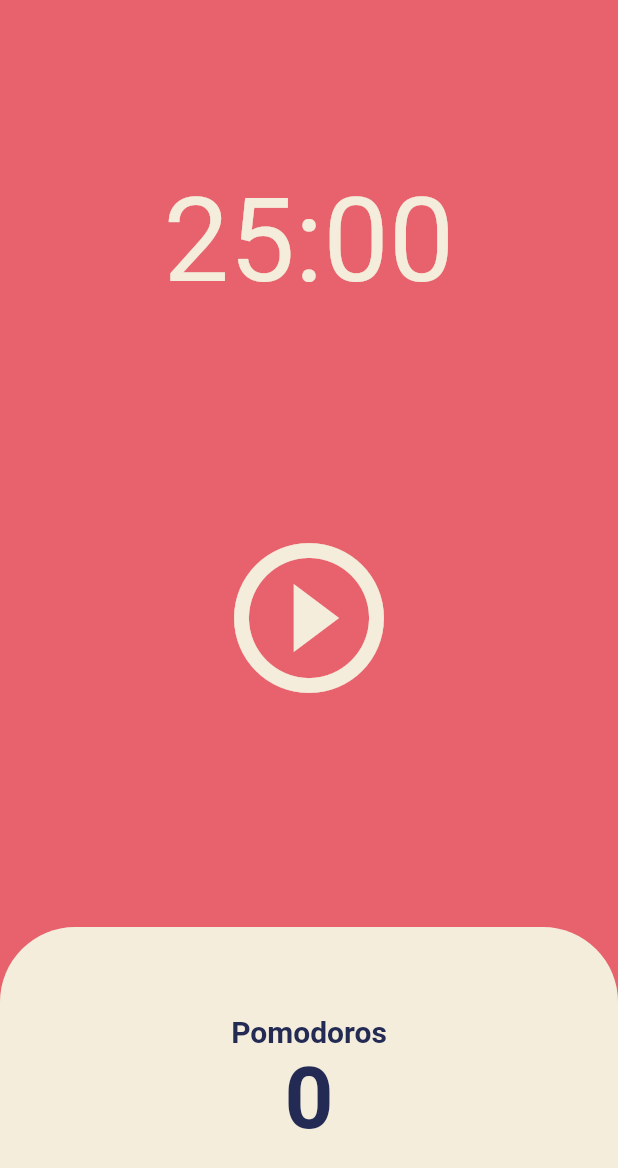
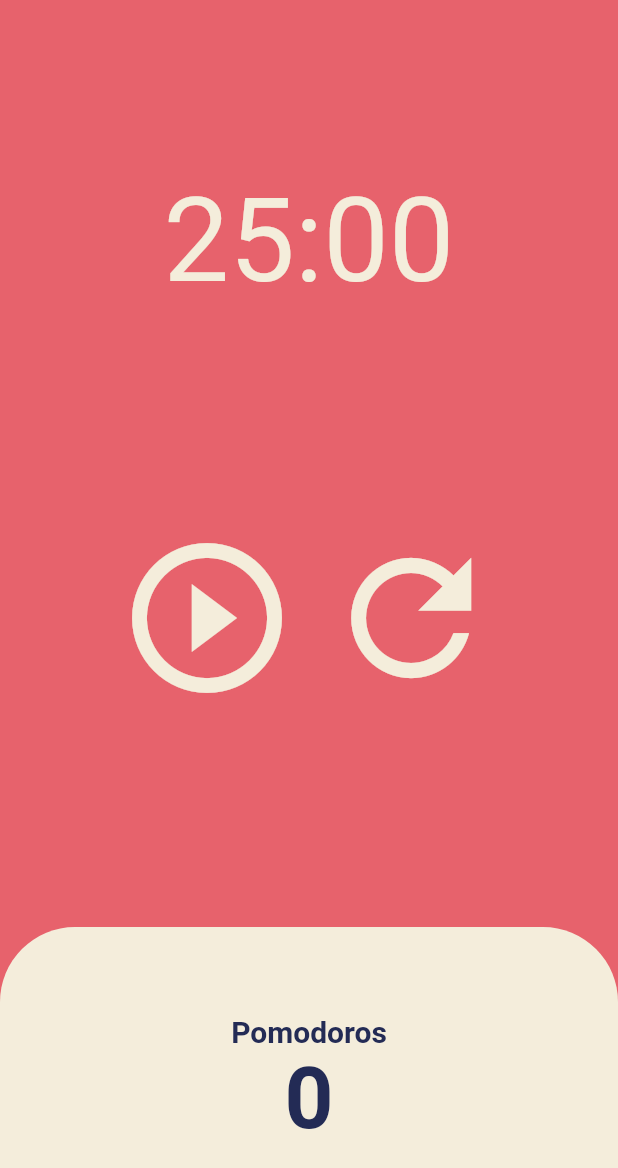
Before and after one commit to beetrbgus/pomodoro, a Flutter app: the screen it shows after launch, on a phone screen of 412 x 824 dp. Shown: the top 1168 px of the screen. Run offline on Flutter 3.47's test engine with Material 2 defaults, Android fonts, the phone set to English and light mode, and no system bars.

Commit message:
리셋 버튼 추가

```diff
--- a/lib/screens/home_screen.dart
+++ b/lib/screens/home_screen.dart
@@ -56,6 +56,12 @@ class _HomeScreenState extends State<HomeScreen> {
     });
   }
 
+  void onResetPressed() {
+    setState(() {
+      time = timeLimit;
+    });
+  }
+
   @override
   Widget build(BuildContext context) {
     return Scaffold(
@@ -79,7 +85,10 @@ class _HomeScreenState extends State<HomeScreen> {
           Flexible(
             flex: 2,
             child: Center(
-              child: IconButton(
+              child: Row(
+                mainAxisAlignment: MainAxisAlignment.center,
+                children: [
+                  IconButton(
                     onPressed: isRunning ? onPausePressed : onStartPressed,
                     icon: Icon(
                       isRunning
@@ -88,6 +97,14 @@ class _HomeScreenState extends State<HomeScreen> {
                     ),
                     iconSize: 120,
                     color: Theme.of(context).cardColor,
+                  ),
+                  IconButton(
+                    icon: const Icon(Icons.refresh),
+                    onPressed: onResetPressed,
+                    iconSize: 120,
+                    color: Theme.of(context).cardColor,
+                  ),
+                ],
               ),
             ),
           ),
```
Lines whose indentation alone changed are shown as unchanged.
